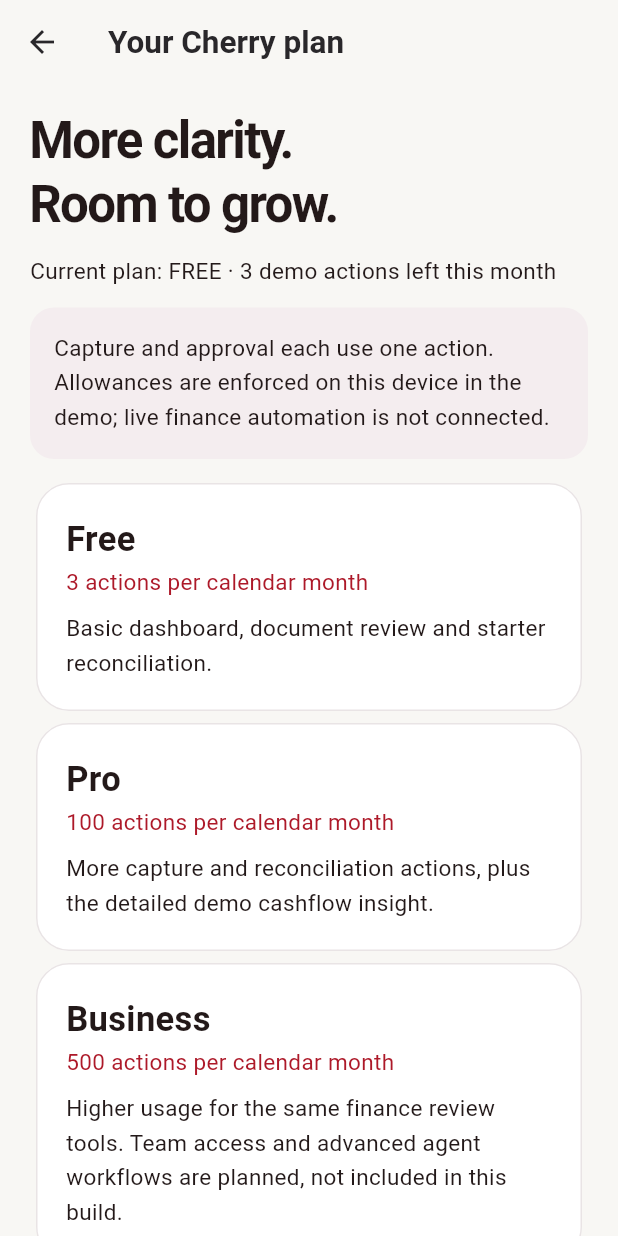
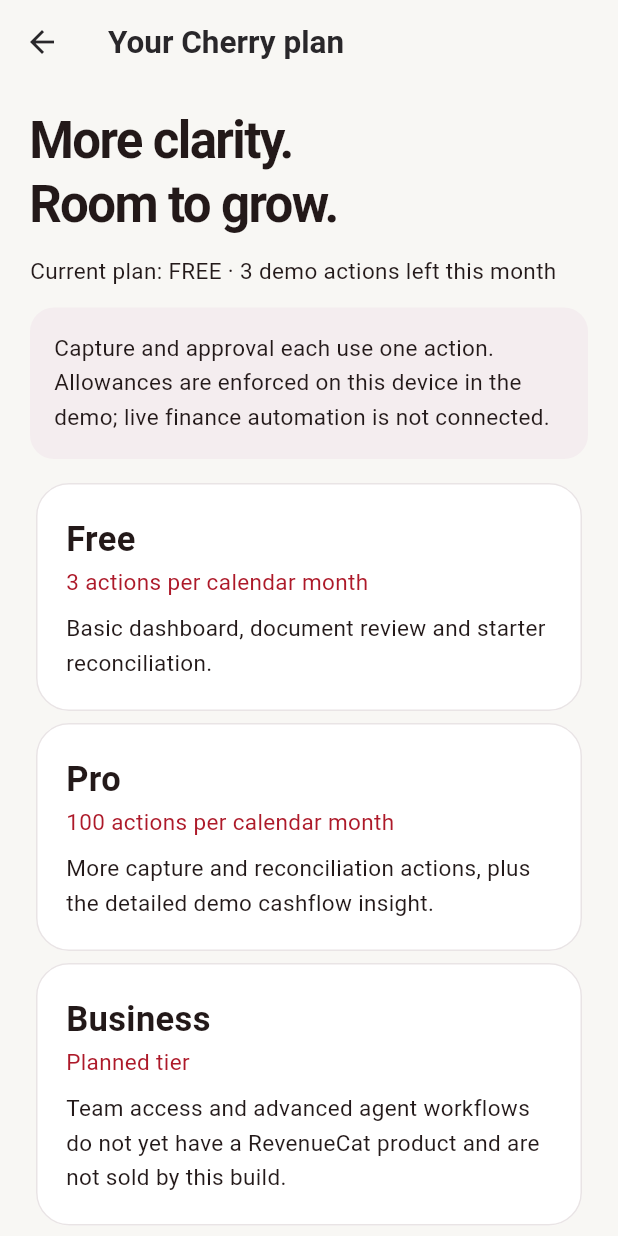
Before and after one commit to sohamtech-uk/cherry-money-mobile-app, a Flutter app: the SettingsScreen screen opened by its route, after a tap on "Plans and purchases", on a phone screen of 412 x 824 dp. Run offline on Flutter 3.47's test engine with Material 3 defaults, Android fonts, the light colour scheme and no system bars; our stand-ins replace dio, file_picker, flutter_riverpod, flutter_secure_storage, go_router, google_sign_in and 2 more; missing offline and left inert: google_sign_in_web, purchases_flutter; accounts and stored records are empty.

Commit message:
feat: configure RevenueCat test store

```diff
--- /dev/null
+++ b/config/revenuecat-test.json
@@ -0,0 +1,4 @@
+{
+  "CHERRY_ENV": "development",
+  "REVENUECAT_TEST_API_KEY": "test_QpYHSPwgpTCruwOBkZyTiqPwCnw"
+}
--- a/lib/core/config/app_config.dart
+++ b/lib/core/config/app_config.dart
@@ -3,6 +3,7 @@ class AppConfig {
   final String apiBaseUrl;
   final String iosKey;
   final String androidKey;
+  final String testStoreKey;
   const AppConfig({
     this.environment = const String.fromEnvironment(
       'CHERRY_ENV',
@@ -13,12 +14,14 @@ class AppConfig {
     this.androidKey = const String.fromEnvironment(
       'REVENUECAT_ANDROID_API_KEY',
     ),
+    this.testStoreKey = const String.fromEnvironment('REVENUECAT_TEST_API_KEY'),
   }) : apiBaseUrl = apiBaseUrl == ''
            ? (environment == 'production'
                  ? 'https://cherrymoney.co.uk/api/'
                  : 'https://dev.cherrymoney.co.uk/api/')
            : apiBaseUrl;
-  static const proEntitlement = 'pro';
+  static const proEntitlement = 'cherrymoney_pro';
+  static const legacyProEntitlement = 'pro';
   static const businessEntitlement = 'business';
   bool get valid =>
       ['development', 'production'].contains(environment) &&
--- a/lib/core/revenuecat/revenuecat_service.dart
+++ b/lib/core/revenuecat/revenuecat_service.dart
@@ -27,11 +27,21 @@ class RevenueCatService implements SubscriptionRepository {
         ].contains(defaultTargetPlatform)) {
       throw StateError('Purchases require the iOS or Android app.');
     }
-    final key = defaultTargetPlatform == TargetPlatform.iOS
+    final platformKey = defaultTargetPlatform == TargetPlatform.iOS
         ? config.iosKey
         : config.androidKey;
+    final key = platformKey.isNotEmpty
+        ? platformKey
+        : config.environment == 'development'
+        ? config.testStoreKey
+        : '';
     if (key.isEmpty || key == 'replace_me') {
       throw StateError('RevenueCat is not configured.');
+    }
+    if (config.environment == 'production' && key.startsWith('test_')) {
+      throw StateError(
+        'The RevenueCat Test Store cannot be used in production.',
+      );
     }
     await Purchases.configure(PurchasesConfiguration(key));
     ready = true;
--- a/lib/core/revenuecat/subscription_state.dart
+++ b/lib/core/revenuecat/subscription_state.dart
@@ -5,7 +5,8 @@ enum Plan { free, pro, business }
 Plan planForEntitlements(Iterable<String> active) =>
     active.contains(AppConfig.businessEntitlement)
     ? Plan.business
-    : active.contains(AppConfig.proEntitlement)
+    : active.contains(AppConfig.proEntitlement) ||
+          active.contains(AppConfig.legacyProEntitlement)
     ? Plan.pro
     : Plan.free;
 int allowanceFor(Plan plan) => switch (plan) {
--- a/lib/features/subscriptions/subscriptions_screen.dart
+++ b/lib/features/subscriptions/subscriptions_screen.dart
@@ -75,7 +75,7 @@ class _SubscriptionsScreenState extends ConsumerState<SubscriptionsScreen> {
       if (mounted) {
         setState(
           () => message = plan == Plan.free
-              ? 'No active Pro or Business entitlement was found. Refresh after any pending store approval.'
+              ? 'No active Cherry Money Pro entitlement was found. Refresh after any pending store approval.'
               : '${plan.name.toUpperCase()} is active.',
         );
       }
@@ -133,8 +133,8 @@ class _SubscriptionsScreenState extends ConsumerState<SubscriptionsScreen> {
           ),
           _plan(
             'Business',
-            '500 actions per calendar month',
-            'Higher usage for the same finance review tools. Team access and advanced agent workflows are planned, not included in this build.',
+            'Planned tier',
+            'Team access and advanced agent workflows do not yet have a RevenueCat product and are not sold by this build.',
           ),
           if (busy) const Center(child: CircularProgressIndicator()),
           if (message.isNotEmpty) Notice(message),
```
Also changed, not shown: 7 other files.
